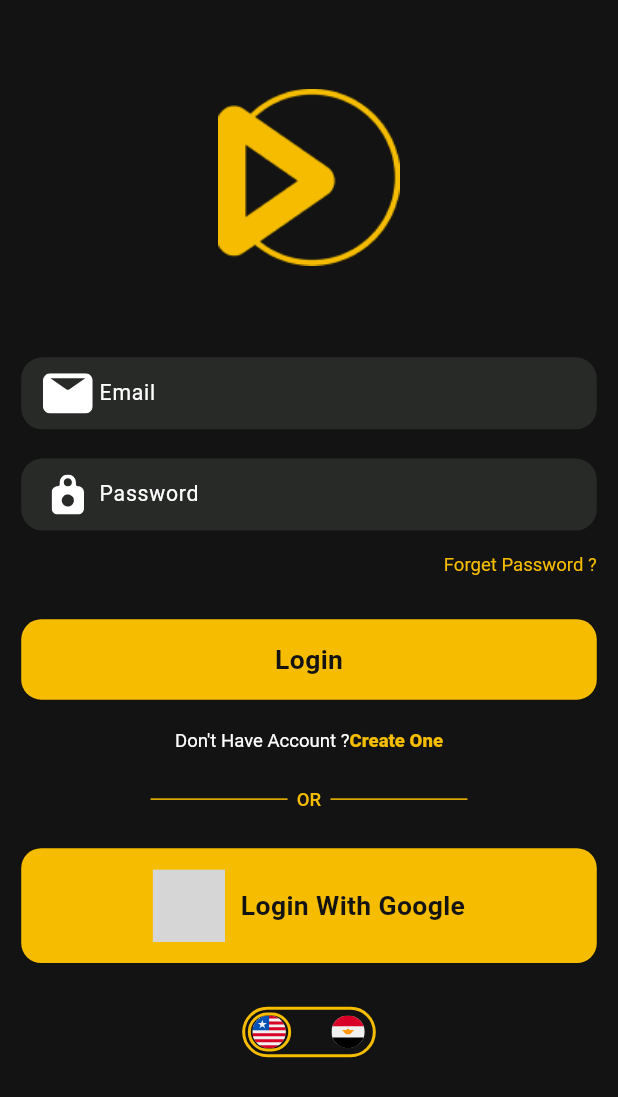
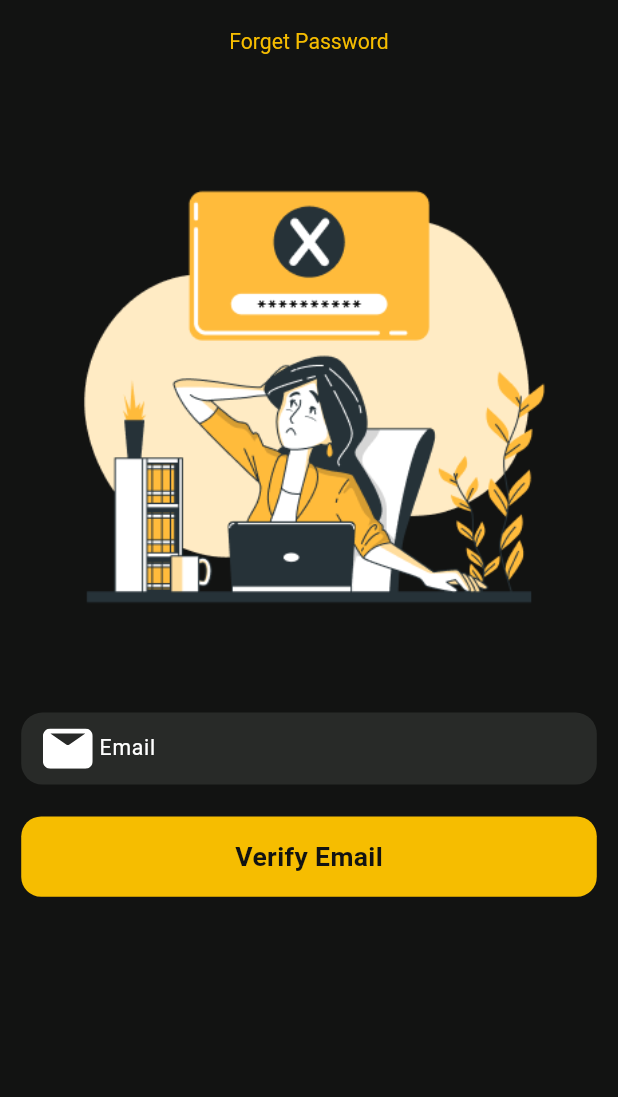
Before and after one commit to shaimaamagdy31/movies-app, a Flutter app: the screen it shows after launch, on a phone screen of 412 x 824 dp. Shown: the top 1097 px of the screen. Run offline on Flutter 3.47's test engine with Material 3 defaults, Android fonts, the phone set to English and light mode, and no system bars; our stand-ins replace flutter_screenutil, flutter_svg; grey boxes are pictures that could not be loaded.

Commit message:
finish forgetPassword-screen ui

```diff
--- a/lib/core/utils/AssetsManager.dart
+++ b/lib/core/utils/AssetsManager.dart
@@ -29,6 +29,8 @@ static const String gamer9="assets/images/gamer(9).png";
 static const String logo="assets/images/logo film.png";
 static const String google="assets/images/🦆 icon _google_.svg";
 
+static const String forgetPassImage="assets/images/Forgot password-img.png";
+
 
 
 
--- a/lib/core/utils/StringsManager.dart
+++ b/lib/core/utils/StringsManager.dart
@@ -42,6 +42,11 @@ abstract final class StringsManager {
   static const String or="  OR  ";
 
 
+  static const String forgetPassword="Forget Password";
+  static const String verifyEmail="Verify Email";
+
+
+
 
 
 
--- a/lib/main.dart
+++ b/lib/main.dart
@@ -1,6 +1,7 @@
 import 'package:flutter/material.dart';
 import 'package:flutter_screenutil/flutter_screenutil.dart';
 import 'package:movies_app/core/utils/AppTheme.dart';
+import 'package:movies_app/ui/forget_password/screen/forget_password_screen.dart';
 import 'package:movies_app/ui/signin/screen/signin_screen.dart';
 import 'package:movies_app/ui/signup/screen/signup_screen.dart';
 
@@ -24,9 +25,10 @@ class MyApp extends StatelessWidget {
           debugShowCheckedModeBanner: false,
           routes:{
             SignupScreen.routeName:(context)=>SignupScreen(),
-            SignInScreen.routeName:(context)=>SignInScreen()
+            SignInScreen.routeName:(context)=>SignInScreen(),
+            ForgetPasswordScreen.routeName:(context)=>ForgetPasswordScreen()
           },
-          initialRoute:SignInScreen.routeName ,
+          initialRoute:ForgetPasswordScreen.routeName ,
         );
       }
     );
--- /dev/null
+++ b/lib/ui/forget_password/screen/forget_password_screen.dart
@@ -0,0 +1,62 @@
+import 'package:flutter/material.dart';
+import 'package:flutter_screenutil/flutter_screenutil.dart';
+import 'package:movies_app/core/utils/AssetsManager.dart';
+import 'package:movies_app/core/utils/StringsManager.dart';
+
+import '../../../core/reusable_components/customBtn.dart';
+import '../../../core/reusable_components/customTextFormField.dart';
+
+class ForgetPasswordScreen extends StatefulWidget {
+  static const String routeName="Forget-Password Screen";
+
+  @override
+  State<ForgetPasswordScreen> createState() => _ForgetPasswordScreenState();
+}
+
+class _ForgetPasswordScreenState extends State<ForgetPasswordScreen> {
+
+  GlobalKey<FormState> formKey = GlobalKey<FormState>();
+  late TextEditingController emailController;
+
+  @override
+  void initState() {
+    emailController = TextEditingController();
+    super.initState();
+  }
+
+  @override
+  void dispose() {
+    emailController.dispose();
+    super.dispose();
+  }
+
+  @override
+  Widget build(BuildContext context) {
+    return SafeArea(
+      child: Scaffold(
+        appBar: AppBar(title:Text(StringsManager.forgetPassword),),
+        body: Padding(
+          padding: REdgeInsets.all(16),
+          child: Column(
+            spacing: 24.h,
+            children: [
+              Image.asset(AssetsManager.forgetPassImage),
+              CustomTextFormField(
+                hintText: StringsManager.emailHint,
+                controller: emailController,
+                keyboardType: TextInputType.emailAddress,
+                textInputAction: TextInputAction.next,
+                prefixIconData: AssetsManager.emailIcon,
+              ),
+              CustomBtn(text: StringsManager.verifyEmail, onPressed: (){},
+                colorContainer:Theme.of(context).colorScheme.primary,
+                colorText: Theme.of(context).colorScheme.onPrimary,
+                borderContainer:Colors.transparent,
+              ),
+            ],
+          ),
+        ),
+      ),
+    );
+  }
+}
```
Also changed, not shown: assets/images/Forgot password-img.png (added).
